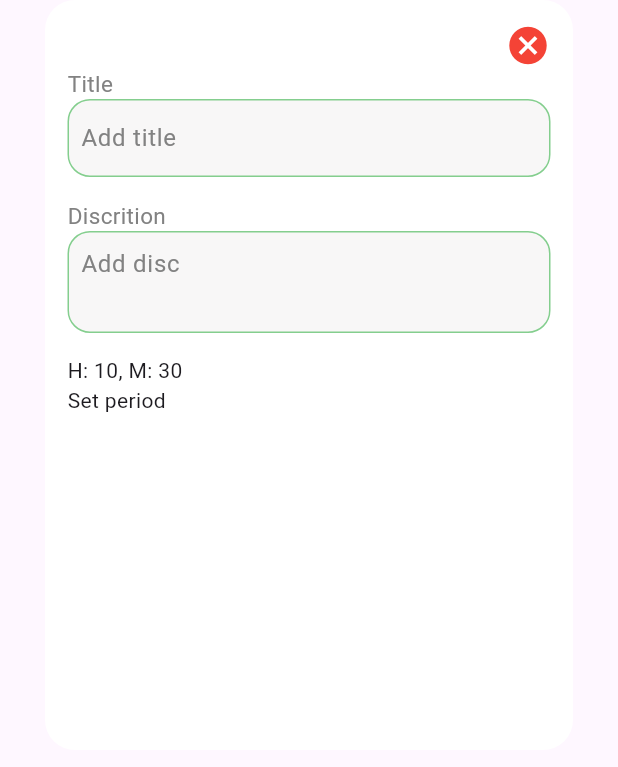
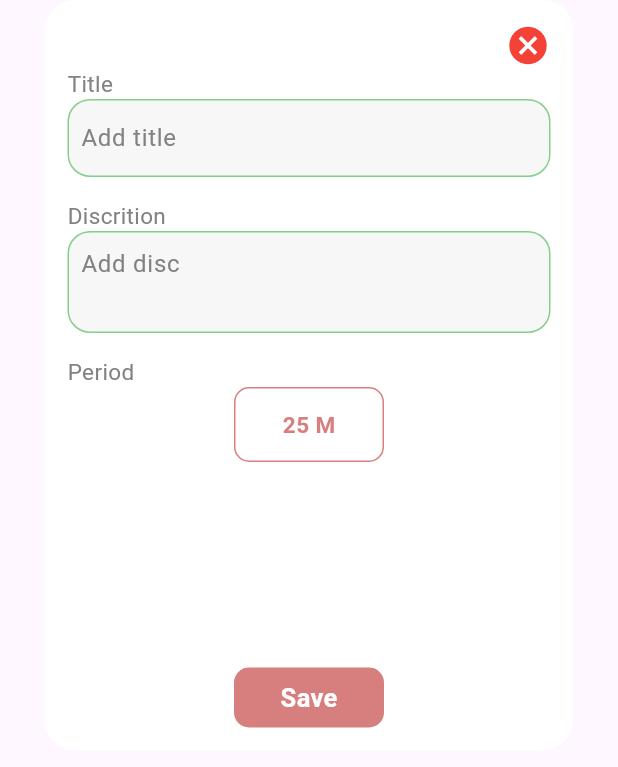
Before and after one commit to Mohammed595/focus_area_app, a Flutter app: the AddNewFocus widget shown alone on an empty page, opened directly, on a phone screen of 412 x 824 dp. Shown: the top 767 px of the screen. Run offline on Flutter 3.47's test engine with Material 3 defaults, Android fonts, the phone set to English and light mode, and no system bars; our stand-ins replace flutter_svg, shared_preferences, smooth_page_indicator; accounts and stored records are empty.

Commit message:
trying to add modal sheet screen to enter time as (hource and minute) everything it's good, but in User experience it not good

```diff
--- a/lib/features/add_new_fucos.dart/view/screen/add_focus_screen.dart
+++ b/lib/features/add_new_fucos.dart/view/screen/add_focus_screen.dart
@@ -1,8 +1,10 @@
 import 'package:flutter/material.dart';
+import 'package:focus_area_app/core/contsans/colors.dart';
 import 'package:focus_area_app/features/add_new_fucos.dart/view/widgets/custom_text_field_add_focus.dart';
+import 'package:focus_area_app/features/add_new_fucos.dart/view/widgets/custom_time_picker.dart';
 
 class AddNewFocus extends StatefulWidget {
-   AddNewFocus({super.key});
+  AddNewFocus({super.key});
 
   @override
   State<AddNewFocus> createState() => _AddNewFocusState();
@@ -10,10 +12,10 @@ class AddNewFocus extends StatefulWidget {
 
 class _AddNewFocusState extends State<AddNewFocus> {
   TimeOfDay timeOfDay = TimeOfDay.now();
+  int m = 25 ;
 
   @override
   Widget build(BuildContext context) {
-
     return Container(
       height: 500,
       width: double.infinity,
@@ -22,7 +24,7 @@ class _AddNewFocusState extends State<AddNewFocus> {
         left: 30,
         right: 30,
       ),
-      padding:const EdgeInsets.all(15),
+      padding: const EdgeInsets.all(15),
       decoration: BoxDecoration(
         color: Colors.white,
         borderRadius: BorderRadius.circular(20.0),
@@ -54,51 +56,98 @@ class _AddNewFocusState extends State<AddNewFocus> {
             ),
           ),
 
-
-         const CustomTextFeildOfAddNewFocus(
-            isDic: false,// it's title
+          const CustomTextFeildOfAddNewFocus(
+            isDic: false, // it's title
           ),
 
           const SizedBox(
             height: 15,
           ),
 
-           const Text(
+          const Text(
             'Discrition',
             style: TextStyle(
               color: Color(0xff828282),
               fontSize: 15,
             ),
           ),
-         const CustomTextFeildOfAddNewFocus(isDic: true,),
+          const CustomTextFeildOfAddNewFocus(
+            isDic: true,
+          ),
 
-        const  SizedBox(
+          const SizedBox(
             height: 15,
           ),
 
           // Period
-          Text('H: ${timeOfDay.hour}, M: ${timeOfDay.minute}'),
 
-          GestureDetector(
-            onTap: () async{
-              TimeOfDay? tt = await showTimePicker(context: context,
-              initialTime: timeOfDay);
-
-              if (tt != null){
-                setState(() {
-                  timeOfDay = tt;
-                });
-              }
-
-
-            },
-            child: Container(
-              child: Text ('Set period'),
+          const Text(
+            'Period',
+            style: TextStyle(
+              color: Color(0xff828282),
+              fontSize: 15,
             ),
           ),
 
+          Center(
+            child: GestureDetector(
+              onTap: () {
+                // design new modeel sheet to determine hources
+                showModalBottomSheet(
+                  context: context,
+                  isScrollControlled: true,
+                  backgroundColor: Colors.transparent,
+                  barrierColor: Colors.black12,
+                  builder: (context) {
+                    return CustomTimePicker();
+                  },
+                );
+              },
+              child: Container(
+                height: 50,
+                width: 100,
+                decoration: BoxDecoration(
+                    borderRadius: BorderRadius.circular(10),
+                    border: Border.all(
+                      color: AppColors.praimryColor,
+                    )),
+                padding: EdgeInsets.all(5),
+                alignment: Alignment.center,
+                child: Text(
+                  '$m M',
+                  style: const TextStyle(
+                    fontSize: 15,
+                    fontWeight: FontWeight.bold,
+                    color: AppColors.praimryColor,
+                  ),
+                ),
+              ),
+            ),
+          ),
 
-
+          Spacer(),
+          Center(
+            child: GestureDetector(
+              onTap: () {
+                Navigator.of(context).pop();
+              },
+              child: Container(
+                  alignment: Alignment.center,
+                  width: 100,
+                  height: 40,
+                  decoration: BoxDecoration(
+                      color: AppColors.praimryColor,
+                      borderRadius: BorderRadius.circular(10)),
+                  child: const Text(
+                    'Save',
+                    style: TextStyle(
+                      color: Colors.white,
+                      fontWeight: FontWeight.bold,
+                      fontSize: 17,
+                    ),
+                  )),
+            ),
+          ),
         ],
       ),
     );
--- a/lib/features/home_screen.dart/ui/screen/home_screen.dart
+++ b/lib/features/home_screen.dart/ui/screen/home_screen.dart
@@ -14,8 +14,9 @@ class HomeScreen extends StatelessWidget {
         onTap: () {
           showModalBottomSheet(
             context: context,
+               isScrollControlled: true,
             backgroundColor: Colors.transparent,
-            isScrollControlled: true,
+
             barrierColor: Colors.black12,
             builder: (BuildContext context) {
               return  AddNewFocus();
```
Also changed, not shown: lib/features/add_new_fucos.dart/view/widgets/custom_time_picker.dart (added, +111 -0 lines), lib/features/add_new_fucos.dart/view/widgets/input_period.dart (added, +44 -0 lines).
